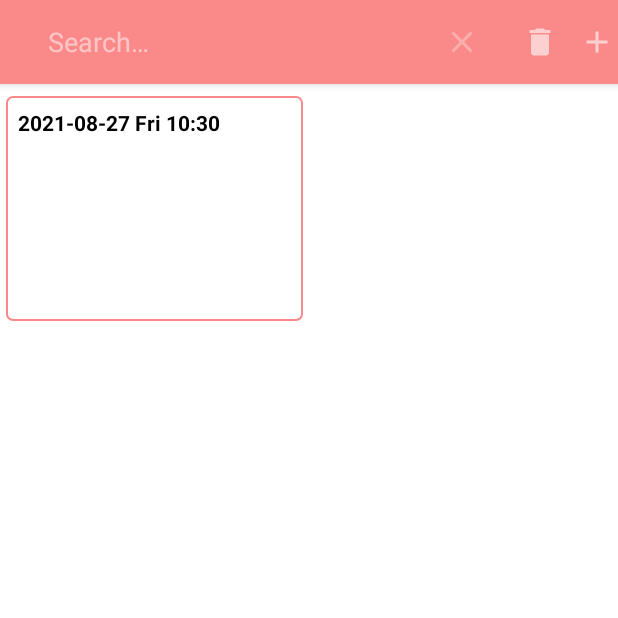
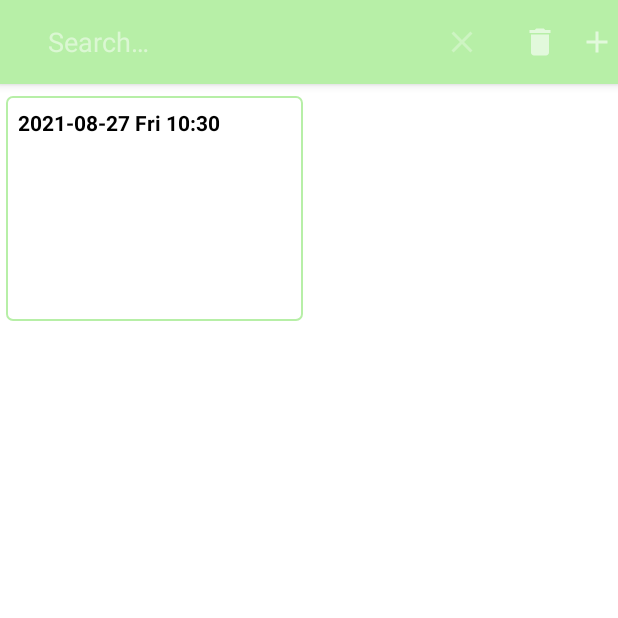
Before and after one commit to kkcchh9999/Work-out_Record_App, an Android app: the screen it shows after launch (WorkoutRecordActivity), after a tap on "Search", on a phone screen of 412 x 824 dp, the top half of it. Run offline under Robolectric (Android 15) with nearby library versions, the phone set to English and light mode, and no system bars; our stand-ins replace Room's generated code; 3 other taps on this screen came first.

Commit message:
색상 변경, 선택삭제 오류 개선

```diff
--- a/app/src/main/res/drawable/edittext_background.xml
+++ b/app/src/main/res/drawable/edittext_background.xml
@@ -15,7 +15,7 @@
         <shape android:shape="rectangle">
             <stroke
                 android:width="1dp"
-                android:color="#FA8A8A" />
+                android:color="@color/green" />
             <corners android:radius="4dp"/>
             <solid
                 android:color="#FFFFFF" />
--- a/app/src/main/res/layout/fragment_workout_list.xml
+++ b/app/src/main/res/layout/fragment_workout_list.xml
@@ -47,7 +47,7 @@
         android:id="@+id/no_record_button"
         android:layout_width="80dp"
         android:layout_height="80dp"
-        android:backgroundTint="@color/pink"
+        android:backgroundTint="@color/green"
         android:src="@drawable/ic_add_record"
         android:scaleType="centerCrop"
         android:layout_marginTop="16dp"
--- a/app/src/main/res/values-night/themes.xml
+++ b/app/src/main/res/values-night/themes.xml
@@ -2,12 +2,12 @@
     <!-- Base application theme. -->
     <style name="Theme.Work_out_Record" parent="Theme.MaterialComponents.DayNight.DarkActionBar">
         <!-- Primary brand color. -->
-        <item name="colorPrimary">@color/pink</item>
-        <item name="colorPrimaryVariant">@color/pink</item>
+        <item name="colorPrimary">@color/green</item>
+        <item name="colorPrimaryVariant">@color/green</item>
         <item name="colorOnPrimary">@color/black</item>
         <!-- Secondary brand color. -->
-        <item name="colorSecondary">@color/pink1</item>
-        <item name="colorSecondaryVariant">@color/pink2</item>
+        <item name="colorSecondary">@color/green1</item>
+        <item name="colorSecondaryVariant">@color/green2</item>
         <item name="colorOnSecondary">@color/black</item>
         <!-- Status bar color. -->
         <item name="android:statusBarColor" tools:targetApi="l">?attr/colorPrimaryVariant</item>
--- a/app/src/main/res/values/colors.xml
+++ b/app/src/main/res/values/colors.xml
@@ -2,10 +2,10 @@
 <resources>
     <color name="purple_200">#FFBB86FC</color>
     <color name="purple_500">#FF6200EE</color>
-    <color name="pink">#FA8A8A</color>
-    <color name="pink1">#E85A5A</color>
-    <color name="pink2">#FD4F4F</color>
-    <color name="black">#FF000000</color>
+    <color name="green">#B7EFA7</color>
+    <color name="green1">#AAD677</color>
+    <color name="green2">#63ECD0</color>
+    <color name="black">#000000</color>
     <color name="gray">#837C7C</color>
     <color name="white">#FFFFFFFF</color>
 </resources>
--- a/app/src/main/res/values/ic_launcher_background.xml
+++ b/app/src/main/res/values/ic_launcher_background.xml
@@ -1,4 +1,4 @@
 <?xml version="1.0" encoding="utf-8"?>
 <resources>
-    <color name="ic_launcher_background">#F8C2C2</color>
+    <color name="ic_launcher_background">@color/green</color>
 </resources>
--- a/app/src/main/res/values/strings.xml
+++ b/app/src/main/res/values/strings.xml
@@ -18,6 +18,7 @@
     <string name="delete_all">전체 삭제</string>
     <string name="delete_records">여러 기록 삭제</string>
     <string name="delete_record_really">기록을 정말 삭제하시겠습니까?</string>
+    <string name="select_item_first">삭제할 항목을 선택하세요</string>
     <string name="select_routine_save">루틴을 저장할 곳을 선택하세요</string>
     <string name="select_routine_load">불러올 루틴을 선택하세요</string>
     <string name="save_here">저장하기</string>
--- a/app/src/main/res/values/themes.xml
+++ b/app/src/main/res/values/themes.xml
@@ -2,17 +2,24 @@
     <!-- Base application theme. -->
     <style name="Theme.Work_out_Record" parent="Theme.MaterialComponents.DayNight.DarkActionBar">
         <!-- Primary brand color. -->
-        <item name="colorPrimary">@color/pink</item>
-        <item name="colorPrimaryVariant">@color/pink</item>
-        <item name="colorOnPrimary">@color/white</item>
-        <!-- Secondary brand color. -->
-        <item name="colorSecondary">@color/pink1</item>
-        <item name="colorSecondaryVariant">@color/pink2</item>
-        <item name="colorOnSecondary">@color/black</item>
+        <item name="colorPrimary">@color/green</item>
+        <item name="colorPrimaryVariant">@color/green</item>
+        <item name="colorOnPrimary">@color/gray</item>
+        <item name="android:textColorPrimary">@color/gray</item>
+
         <!-- Status bar color. -->
-        <item name="android:statusBarColor" tools:targetApi="l">?attr/colorPrimaryVariant</item>
+        <item name="android:statusBarColor" tools:targetApi="l">@color/green1</item>
         <!-- Customize your theme here. -->
+
         <item name="iconTint">@color/white</item>
+        <item name="android:navigationBarColor">@color/green1</item>
+        <item name="colorControlActivated">@color/green2</item>
+        <item name="colorAccent">@color/green2</item>
 
     </style>
+    <style name="PopupMenuStyle" parent="Theme.AppCompat.Light">
+        <item name="android:background">@color/green</item>
+        <item name="android:textColor">@color/gray </item>
+    </style>
+
 </resources>
```
Also changed, not shown: app/src/main/java/com/work_out_record/WorkoutListDeleteFragment.kt (+21 -6 lines).
